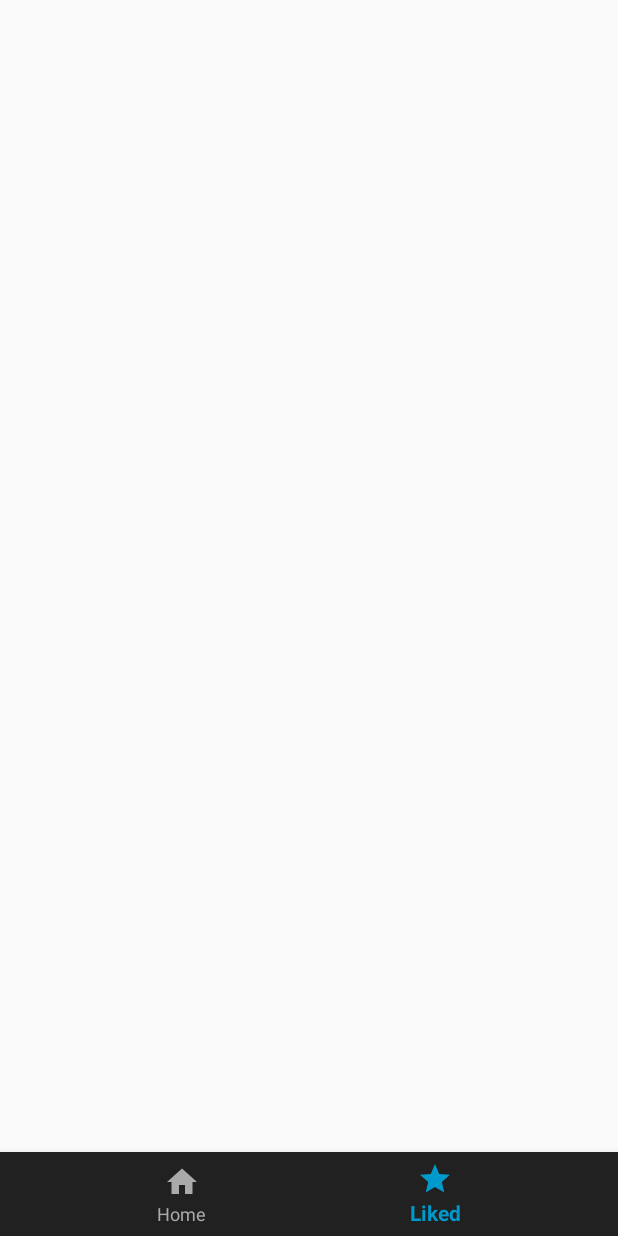
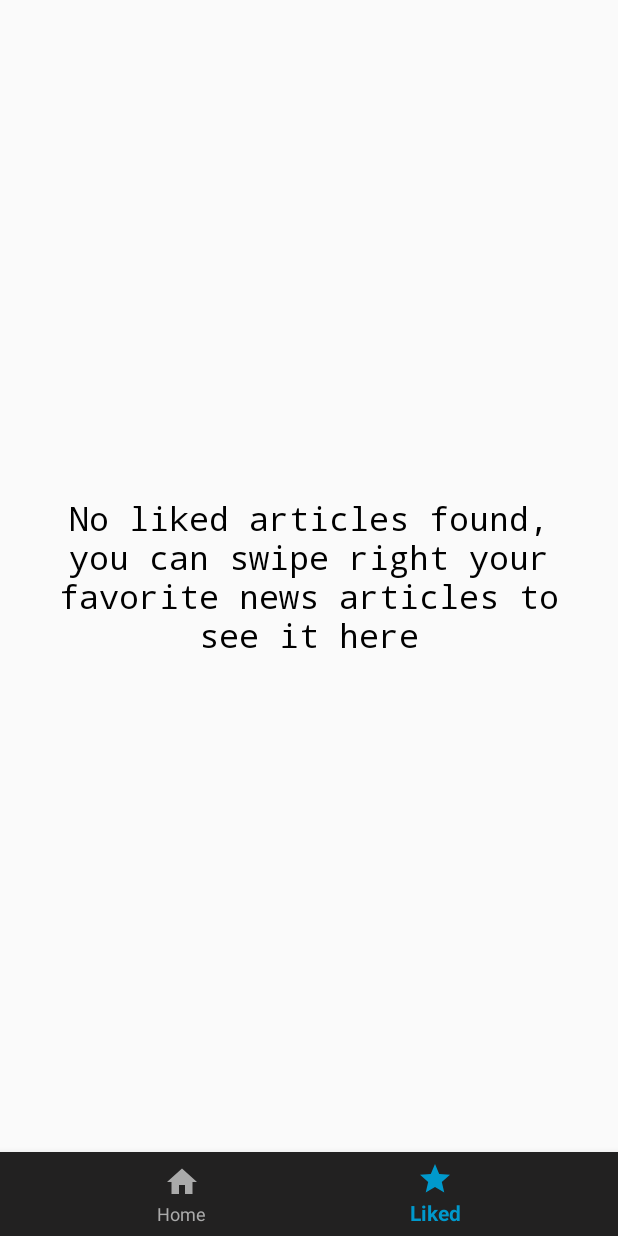
Before and after one commit to alokbharti/DailyNews-Kotlin, an Android app: the LikedNewsFragment screen opened through its navigation route, on a phone screen of 412 x 824 dp. Run offline under Robolectric (Android 15) with nearby library versions, the phone set to English and light mode, and no system bars; our stand-ins replace Room's generated code, navigation-ui; libraries missing offline, so code that uses them is left out: com.androidnetworking.common, com.androidnetworking.error, com.androidnetworking.interfaces, com.mindorks.placeholderview, com.rx2androidnetworking; pictures from the network do not load; 3 statements that could not run were skipped.

Commit message:
added loading view, on swiping top card will be removed from the list

```diff
--- a/app/src/main/java/com/alok/dailynews/database/NewsDatabaseDao.kt
+++ b/app/src/main/java/com/alok/dailynews/database/NewsDatabaseDao.kt
@@ -17,7 +17,7 @@ interface NewsDatabaseDao {
     @Update
     fun update(newsItem: LikedNewsItem)
 
-    @Query("SELECT * FROM news_article_liked_table")
+    @Query("SELECT * FROM news_article_liked_table ORDER BY newsId DESC")
     fun getAllLikedNewsItem(): LiveData<List<LikedNewsItem>>
 
     @Query("SELECT * FROM news_article_liked_table WHERE newsId = :id")
--- a/app/src/main/java/com/alok/dailynews/interfaces/onSwipeRight.kt
+++ b/app/src/main/java/com/alok/dailynews/interfaces/onSwipeRight.kt
@@ -1,7 +1,8 @@
 package com.alok.dailynews.interfaces
 
-import com.alok.dailynews.models.LikedNewsItem
+import com.alok.dailynews.models.NewsItem
 
 interface onSwipeRight {
-    fun onSwipeRight(likedNewsItem: LikedNewsItem)
+    fun onSwipeRight(newsItem: NewsItem)
+    fun onSwipeLeft(newsItem: NewsItem)
 }
--- a/app/src/main/java/com/alok/dailynews/ui/SharedViewModel.kt
+++ b/app/src/main/java/com/alok/dailynews/ui/SharedViewModel.kt
@@ -20,7 +20,7 @@ class SharedViewModel(
     private val uiScope = CoroutineScope(Dispatchers.Main+viewModelJob)
     private val newsRepo: NewsRepo = NewsRepo()
     var newsItemList: MutableLiveData<ArrayList<NewsItem>> = MutableLiveData()
-    val imageUrl = "https://newsapi.org/v2/top-headlines?language=en&page=1&apiKey=2012066be1c944409c701878d544b5fc"
+    private val imageUrl = "https://newsapi.org/v2/top-headlines?language=en&page=1&apiKey=2012066be1c944409c701878d544b5fc"
 
     init {
         getNewsItemList(imageUrl)
@@ -32,7 +32,14 @@ class SharedViewModel(
         newsItemList = newsRepo.getNewsData(imageUrl)
     }
 
-    fun insertLikedNewsItem(likedNewsItem: LikedNewsItem){
+    fun removeSwipedArticle(newsItem: NewsItem){
+        newsItemList.value!!.remove(newsItem)
+    }
+
+    fun insertLikedNewsItem(newsItem: NewsItem){
+        val likedNewsItem = LikedNewsItem(title = newsItem.title, description = newsItem.description,
+            imageUrl = newsItem.imageUrl, newsUrl = newsItem.newsUrl, isBookmarked = 1)
+
         uiScope.launch {
             insert(likedNewsItem)
         }
@@ -49,7 +56,6 @@ class SharedViewModel(
 
     fun initializeLikedNewsItems() {
         Log.d(TAG, "initializeLikedNewsItem")
-        //likedNewsItems = database.getAllLikedNewsItem()
         uiScope.launch {
             likedNewsItems = getAllData()
         }
--- a/app/src/main/java/com/alok/dailynews/ui/liked/LikedNewsFragment.kt
+++ b/app/src/main/java/com/alok/dailynews/ui/liked/LikedNewsFragment.kt
@@ -41,9 +41,11 @@ class LikedNewsFragment : Fragment() {
         binding.newsRv.setHasFixedSize(false)
         binding.newsRv.adapter = adapter
 
-        likedNewsViewModel.likedNewsItems.observe(viewLifecycleOwner, Observer {tempLikedNewsItems: List<LikedNewsItem>? ->
+        likedNewsViewModel.likedNewsItems.observe(viewLifecycleOwner, Observer {tempLikedNewsItems: List<LikedNewsItem> ->
             Log.d("LikedNewsFragment", "in likedNewsItems observer")
-            if (tempLikedNewsItems != null) {
+            if (tempLikedNewsItems.isNotEmpty()) {
+                binding.noItemsFoundTv.visibility = View.GONE
+                newsItemList.clear()
                 for (likedNewsItem in tempLikedNewsItems){
                     val newsItem = NewsItem(likedNewsItem.title, likedNewsItem.description,
                         likedNewsItem.imageUrl, likedNewsItem.newsUrl, true)
@@ -51,7 +53,8 @@ class LikedNewsFragment : Fragment() {
                     adapter.notifyDataSetChanged()
                 }
             } else {
-                Toast.makeText(context, "No data added", Toast.LENGTH_SHORT).show()
+                binding.noItemsFoundTv.visibility = View.VISIBLE
+                //Toast.makeText(context, "No data added", Toast.LENGTH_SHORT).show()
             }
         })
 
--- a/app/src/main/java/com/alok/dailynews/ui/news/NewsCard.kt
+++ b/app/src/main/java/com/alok/dailynews/ui/news/NewsCard.kt
@@ -48,6 +48,7 @@ class NewsCard (private val context:Context, private val newsItem: NewsItem,
     fun onSwipeOut(){
         Log.d("EVENT", "onSwipedOut");
         swipePlaceHolderView.addView(this)
+        swipeRight.onSwipeLeft(newsItem)
     }
 
 
@@ -59,9 +60,7 @@ class NewsCard (private val context:Context, private val newsItem: NewsItem,
     @SwipeIn
     fun onSwipeIn() {
         Log.d("EVENT", "onSwipedIn")
-        val likedNewsItem = LikedNewsItem(title = newsItem.title, description = newsItem.description,
-            imageUrl = newsItem.imageUrl, newsUrl = newsItem.newsUrl, isBookmarked = 1)
-        swipeRight.onSwipeRight(likedNewsItem)
+        swipeRight.onSwipeRight(newsItem)
     }
 
     @SwipeInState
--- a/app/src/main/res/layout/fragment_liked_news.xml
+++ b/app/src/main/res/layout/fragment_liked_news.xml
@@ -5,6 +5,22 @@
     android:layout_height="match_parent"
     xmlns:app="http://schemas.android.com/apk/res-auto"
     tools:context=".ui.liked.LikedNewsFragment">
+
+    <TextView
+        android:id="@+id/no_items_found_tv"
+        android:layout_width="wrap_content"
+        android:layout_height="wrap_content"
+        app:layout_constraintTop_toTopOf="parent"
+        app:layout_constraintStart_toStartOf="parent"
+        app:layout_constraintEnd_toEndOf="parent"
+        app:layout_constraintBottom_toBottomOf="parent"
+        android:padding="@dimen/common_margin"
+        android:text="@string/no_liked_item_found_message"
+        android:textSize="@dimen/xxxlarge_text"
+        android:textAlignment="center"
+        android:textColor="@android:color/black"
+        android:fontFamily="monospace"
+        android:visibility="gone"/>
 
     <androidx.recyclerview.widget.RecyclerView
         android:id="@+id/news_rv"
--- a/app/src/main/res/values/strings.xml
+++ b/app/src/main/res/values/strings.xml
@@ -3,6 +3,5 @@
     <string name="home">Home</string>
     <string name="liked">Liked</string>
 
-    <!-- TODO: Remove or change this placeholder text -->
-    <string name="hello_blank_fragment">Hello blank fragment</string>
+    <string name="no_liked_item_found_message">No liked articles found, you can swipe right your favorite news articles to see it here</string>
 </resources>
```
Also changed, not shown: app/src/main/java/com/alok/dailynews/adapter/NewsAdapter.kt (+8 -1 lines), app/src/main/java/com/alok/dailynews/ui/news/NewsFragment.kt (+11 -2 lines), app/src/main/res/layout/fragment_news.xml (+28 -3 lines).
